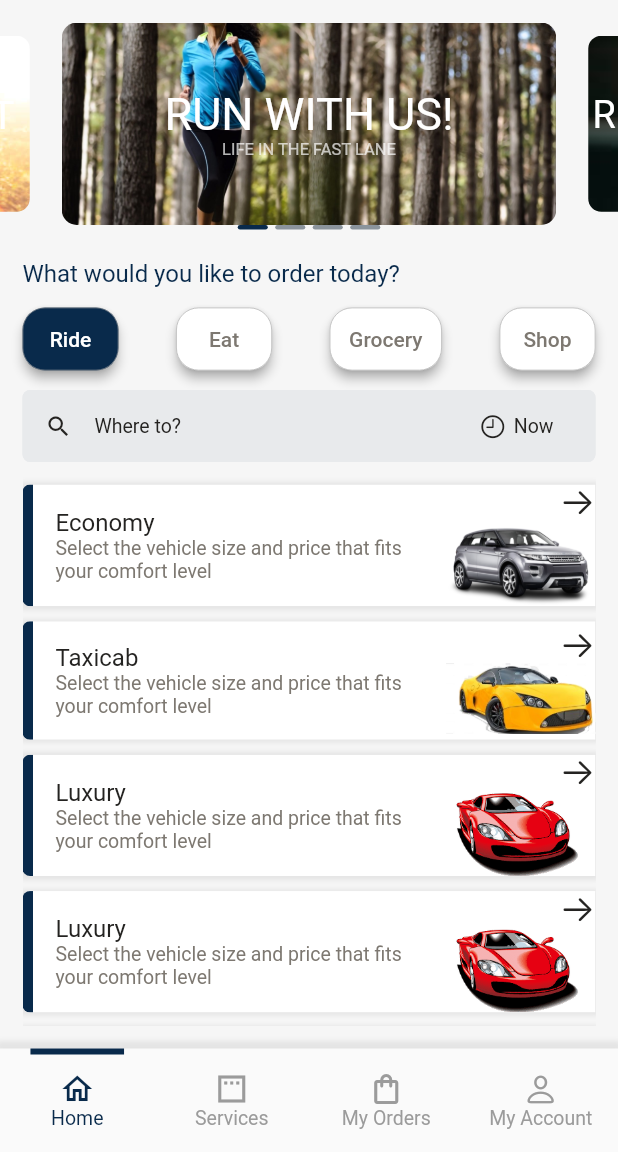
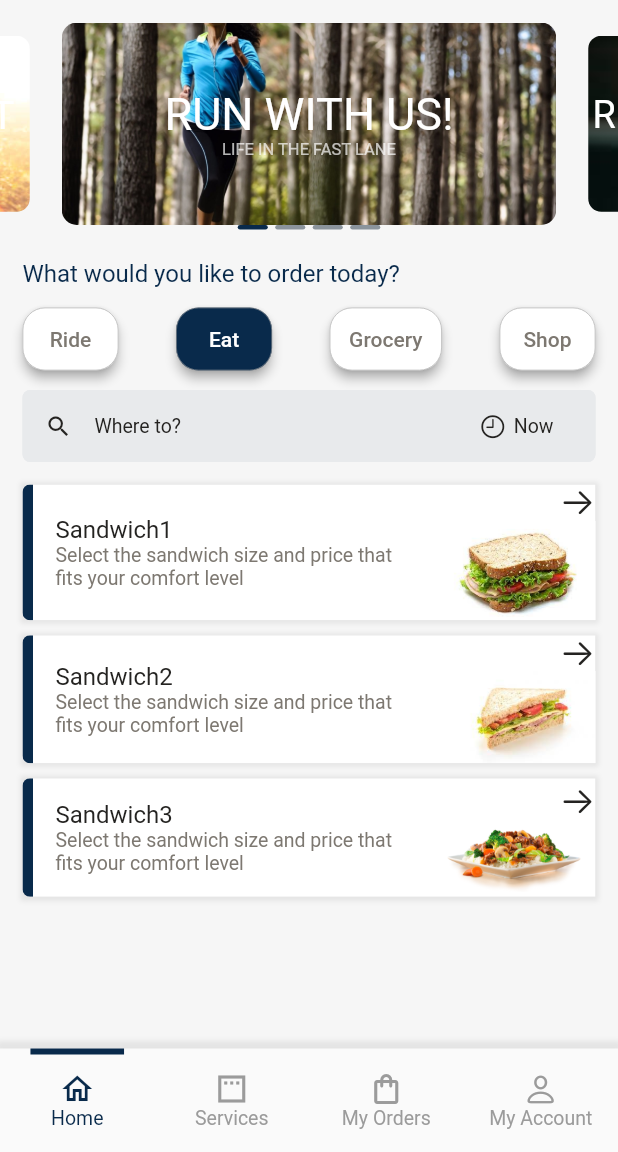
Before and after one commit to alexlozdev/flutter_sample_bloc, a Flutter app: the screen it shows after launch, after a tap on "Eat", on a phone screen of 412 x 824 dp, the part 84-1236 px from its top. Run offline on Flutter 3.47's test engine with Material 2 defaults, Android fonts, the phone set to English and light mode, and no system bars; drawn by our look-alikes of auto_size_text, carousel_indicator, carousel_slider; our stand-ins replace bloc, cached_network_image, calendar_date_picker2, equatable, flutter_bloc, get.

Commit message:
display goods according to the category using bloc

```diff
--- a/lib/const/constants.dart
+++ b/lib/const/constants.dart
@@ -58,11 +58,5 @@ class Constants {
   /// http url
   static const urlHttp = 'http';
 
-  /// category
-  static const String categoryRide = 'Ride';
-  static const String categoryEat = 'Eat';
-  static const String categoryGrocery = 'Grocery';
-  static const String categoryShop = 'Shop';
-
 
 }
--- a/lib/controller/home_controller.dart
+++ b/lib/controller/home_controller.dart
@@ -1,19 +1,11 @@
 import 'package:flutter_ui_test/model/portfolio.dart';
 import 'package:get/get.dart';
-
-import '../const/constants.dart';
-import '../model/good.dart';
 
 class HomeController extends GetxController {
 
   /// portfolios
   var portfolios = <Portfolio>[].obs;
 
-  /// goods
-  var goods = <Good>[].obs;
-
-  /// category
-  var selCategory = ''.obs;
 
   /// search key
   var searchKey = '';
@@ -30,42 +22,8 @@ class HomeController extends GetxController {
       const Portfolio(image: 'assets/images/portfolio4.jpg', comment1: 'STAY HAPPY, STAY FIT', comment2: 'FITNESS FOR EVERYONE'),
     ];
 
-    _initGoodRide();
 
-    selCategory.value = Constants.categoryRide;
   }
 
-  /// for test
-  _initGoodRide() {
-    goods.value = [
-      const Good(id: '', name: 'Economy', price: '', image: 'assets/images/car1.png', description: 'Select the vehicle size and price that fits your comfort level', ),
-      const Good(id: '', name: 'Taxicab', price: '', image: 'assets/images/car2.png', description: 'Select the vehicle size and price that fits your comfort level', ),
-      const Good(id: '', name: 'Luxury', price: '', image: 'assets/images/car3.png', description: 'Select the vehicle size and price that fits your comfort level', ),
-      const Good(id: '', name: 'Luxury', price: '', image: 'assets/images/car3.png', description: 'Select the vehicle size and price that fits your comfort level', ),
-      const Good(id: '', name: 'Luxury', price: '', image: 'assets/images/car3.png', description: 'Select the vehicle size and price that fits your comfort level', ),
-      const Good(id: '', name: 'Luxury', price: '', image: 'assets/images/car3.png', description: 'Select the vehicle size and price that fits your comfort level', ),
-    ];
-  }
 
-  /// for test
-  _initGoodEat() {
-    goods.value = [
-      const Good(id: '', name: 'Sandwich1', price: '', image: 'assets/images/eat1.png', description: 'Select the sandwich size and price that fits your comfort level', ),
-      const Good(id: '', name: 'Sandwich2', price: '', image: 'assets/images/eat2.png', description: 'Select the sandwich size and price that fits your comfort level', ),
-      const Good(id: '', name: 'Sandwich3', price: '', image: 'assets/images/eat3.png', description: 'Select the sandwich size and price that fits your comfort level', ),
-    ];
-  }
-
-  /// select good category
-  selectCategory(String category) {
-    selCategory.value = category;
-
-    if (category == Constants.categoryRide) {
-      _initGoodRide();
-    } else if (category == Constants.categoryEat) {
-      _initGoodEat();
-    } else {
-      goods.value = [];
-    }
-  }
 }
--- a/lib/main.dart
+++ b/lib/main.dart
@@ -2,6 +2,7 @@ import 'package:flutter/material.dart';
 import 'package:flutter_bloc/flutter_bloc.dart';
 import 'package:flutter_ui_test/screens/start/view/start.dart';
 
+import 'screens/home/bloc/home_bloc.dart';
 import 'screens/start/bloc/start_bloc.dart';
 
 void main() {
@@ -24,6 +25,9 @@ class MyApp extends StatelessWidget {
           BlocProvider(
             create: (_) => StartBloc(),
           ),
+          BlocProvider(
+            create: (_) => HomeBloc(),
+          ),
         ],
         child: const StartScreen(),
       ),
--- a/lib/screens/home/bloc/home_bloc.dart
+++ b/lib/screens/home/bloc/home_bloc.dart
@@ -1,20 +1,49 @@
 import 'package:bloc/bloc.dart';
 import 'package:equatable/equatable.dart';
-import 'package:flutter/cupertino.dart';
-import 'package:flutter/material.dart';
 
 import '../model/category.dart';
+import '../model/good.dart';
 
 part 'home_event.dart';
 part 'home_state.dart';
 
 class HomeBloc extends Bloc<HomeEvent, HomeState> {
-  HomeBloc() : super(HomeState.initial()) {
+  HomeBloc() : super(HomeState.initial(goods: _selectCategory(Category.ride))) {
 
     /// change selected page
     on<HomeCategoryChanged>((event, emit) {
-      emit(state.copyWith(category: state.category.copyWith(label: event.category.label,)));
+      final categoryLabel = event.category.label;
+      // get goods according to the category.
+      List<Good> goods = _selectCategory(categoryLabel);
+
+      emit(state.copyWith(
+        category: state.category.copyWith(label: event.category.label),
+        goods: goods,
+      ));
+
     });
+  }
 
+  /// select good category
+  static List<Good> _selectCategory(String category) {
+
+    if (category == Category.ride) {
+      return [
+        const Good(id: '', name: 'Economy', price: '', image: 'assets/images/car1.png', description: 'Select the vehicle size and price that fits your comfort level', ),
+        const Good(id: '', name: 'Taxicab', price: '', image: 'assets/images/car2.png', description: 'Select the vehicle size and price that fits your comfort level', ),
+        const Good(id: '', name: 'Luxury', price: '', image: 'assets/images/car3.png', description: 'Select the vehicle size and price that fits your comfort level', ),
+        const Good(id: '', name: 'Luxury', price: '', image: 'assets/images/car3.png', description: 'Select the vehicle size and price that fits your comfort level', ),
+        const Good(id: '', name: 'Luxury', price: '', image: 'assets/images/car3.png', description: 'Select the vehicle size and price that fits your comfort level', ),
+        const Good(id: '', name: 'Luxury', price: '', image: 'assets/images/car3.png', description: 'Select the vehicle size and price that fits your comfort level', ),
+      ];
+    } else if (category == Category.eat) {
+      return [
+        const Good(id: '', name: 'Sandwich1', price: '', image: 'assets/images/eat1.png', description: 'Select the sandwich size and price that fits your comfort level', ),
+        const Good(id: '', name: 'Sandwich2', price: '', image: 'assets/images/eat2.png', description: 'Select the sandwich size and price that fits your comfort level', ),
+        const Good(id: '', name: 'Sandwich3', price: '', image: 'assets/images/eat3.png', description: 'Select the sandwich size and price that fits your comfort level', ),
+      ];
+    } else {
+      return [];
+    }
   }
 }
--- a/lib/screens/home/bloc/home_state.dart
+++ b/lib/screens/home/bloc/home_state.dart
@@ -4,14 +4,23 @@ part of 'home_bloc.dart';
 final class HomeState extends Equatable {
   final Category category;
 
-  const HomeState({required this.category});
+  final List<Good> goods;
 
-  HomeState.initial()
-      : this(category: Category.all[0]);
+  const HomeState({
+    required this.category,
+    required this.goods,
+  });
 
-  HomeState copyWith({Category? category}) {
+  HomeState.initial({List<Good>? goods})
+      : this(category: Category.all[0], goods: goods ?? []);
+
+  HomeState copyWith({
+    Category? category,
+    List<Good>? goods,
+  }) {
     return HomeState(
-        category: category ?? this.category
+        category: category ?? this.category,
+        goods: goods ?? this.goods,
     );
   }
 
--- a/lib/screens/home/home.dart
+++ /dev/null
@@ -1,123 +0,0 @@
-import 'package:flutter/material.dart';
-
-import '../../const/constants.dart';
-import '../../model/good.dart';
-import '../../model/portfolio.dart';
-import '../../widgets/common/text/common_auto_label.dart';
-import '../../widgets/common/text_field/common_text_field_search.dart';
-import 'model/category.dart';
-import 'widgets/PortfolioSlider.dart';
-import 'widgets/category_button.dart';
-import 'widgets/good_box.dart';
-
-class HomeScreen extends StatelessWidget {
-
-  final List<Portfolio> portfolios;
-
-  /// selected category
-  final String category;
-
-  /// callback when selecting category
-  final Function(String category)? onCategory;
-
-  /// good list
-  final List<Good> goods;
-
-  /// search key
-  final String searchKey;
-
-  /// callback when changed search key
-  final Function(String searchKey, bool needUpdate)? onChangedSearchKey;
-
-  /// callback when press search
-  final Function()? onSearch;
-
-  const HomeScreen({
-    super.key,
-    required this.portfolios,
-    required this.category,
-    this.onCategory,
-    required this.goods,
-    required this.searchKey,
-    this.onChangedSearchKey,
-    this.onSearch,
-  });
-
-  @override
-  Widget build(BuildContext context) {
-
-
-    return Column(
-      children: [
-        // slider
-        PortfolioSlider(items: portfolios,),
-        Expanded(
-          child: Container(
-            margin: const EdgeInsets.symmetric(horizontal: Constants.screenPaddingH),
-            child: Column(
-              mainAxisAlignment: MainAxisAlignment.start,
-              crossAxisAlignment: CrossAxisAlignment.start,
-              children: [
-                const SizedBox(height: Constants.widgetSpaceV * 2,),
-                // what would you like
-                const CommonAutoLabel(
-                  'What would you like to order today?',
-                  color: Constants.fgPrimary,
-                  fontSize: Constants.fntBigSize,
-                ),
-                const SizedBox(height: Constants.widgetSpaceV,),
-                // category
-                Row(
-                  mainAxisAlignment: MainAxisAlignment.spaceBetween,
-                  children: Category.all.map((entry) {
-                    return CategoryButton(
-                      text: entry.label,
-                      selected: isSelCategory(entry.label),
-                      onPressed: () {
-                        if (onCategory != null) {
-                          onCategory!(entry.label);
-                        }
-                      },
-                    );
-                  }).toList(),
-                ),
-                const SizedBox(height: Constants.widgetSpaceV,),
-                // search
-                CommonTextFieldSearch(
-                  selValue: searchKey,
-                  onChanged: onChangedSearchKey,
-                  onSearch: onSearch,
-                ),
-                const SizedBox(height: Constants.widgetSpaceV,),
-                // good list
-                Expanded(
-                  child: SingleChildScrollView(
-                    child: Column(
-                      children: goods.map((entry) {
-                        return GoodBox(
-                          good: entry,
-                        );
-                      }).toList(),
-                    ),
-                  ),
-                ),
-
-              ],
-            ),
-          ),
-        ),
-      ],
-    );
-  }
-
-  /// check if category is checked or not
-  bool isSelCategory(String item) {
-
-    if (category == item) {
-      return true;
-    }
-
-    return false;
-  }
-
-}
--- a/lib/screens/home/model/category.dart
+++ b/lib/screens/home/model/category.dart
@@ -1,5 +1,3 @@
-import 'package:flutter/cupertino.dart';
-import 'package:flutter/material.dart';
 import 'package:equatable/equatable.dart';
 
 final class Category extends Equatable {
--- /dev/null
+++ b/lib/screens/home/view/home.dart
@@ -0,0 +1,105 @@
+import 'package:flutter/material.dart';
+import 'package:flutter_bloc/flutter_bloc.dart';
+
+import '../../../const/constants.dart';
+import '../../../model/portfolio.dart';
+import '../../../widgets/common/text/common_auto_label.dart';
+import '../../../widgets/common/text_field/common_text_field_search.dart';
+import '../bloc/home_bloc.dart';
+import '../model/category.dart';
+import 'widgets/category_button.dart';
+import 'widgets/good_box.dart';
+import 'widgets/portfolio_slider.dart';
+
+class HomeScreen extends StatelessWidget {
+
+  final List<Portfolio> portfolios;
+
+  /// search key
+  final String searchKey;
+
+  /// callback when changed search key
+  final Function(String searchKey, bool needUpdate)? onChangedSearchKey;
+
+  /// callback when press search
+  final Function()? onSearch;
+
+  const HomeScreen({
+    super.key,
+    required this.portfolios,
+    required this.searchKey,
+    this.onChangedSearchKey,
+    this.onSearch,
+  });
+
+
+  @override
+  Widget build(BuildContext context) {
+
+    return BlocBuilder<HomeBloc, HomeState>(
+      builder: (context, state) {
+        return Column(
+          children: [
+            // slider
+            PortfolioSlider(items: portfolios,),
+            Expanded(
+              child: Container(
+                margin: const EdgeInsets.symmetric(horizontal: Constants.screenPaddingH),
+                child: Column(
+                  mainAxisAlignment: MainAxisAlignment.start,
+                  crossAxisAlignment: CrossAxisAlignment.start,
+                  children: [
+                    const SizedBox(height: Constants.widgetSpaceV * 2,),
+                    // what would you like
+                    const CommonAutoLabel(
+                      'What would you like to order today?',
+                      color: Constants.fgPrimary,
+                      fontSize: Constants.fntBigSize,
+                    ),
+                    const SizedBox(height: Constants.widgetSpaceV,),
+                    // category
+                    Row(
+                      mainAxisAlignment: MainAxisAlignment.spaceBetween,
+                      children: Category.all.map((entry) {
+                        return CategoryButton(
+                          text: entry.label,
+                          selected: state.category.label ==entry.label,
+                          onPressed: () {
+                            context.read<HomeBloc>().add(HomeCategoryChanged(entry));
+                          },
+                        );
+                      }).toList(),
+                    ),
+                    const SizedBox(height: Constants.widgetSpaceV,),
+                    // search
+                    CommonTextFieldSearch(
+                      selValue: searchKey,
+                      onChanged: onChangedSearchKey,
+                      onSearch: onSearch,
+                    ),
+                    const SizedBox(height: Constants.widgetSpaceV,),
+                    // good list
+                    Expanded(
+                      child: SingleChildScrollView(
+                        child: Column(
+                          children: state.goods.map((entry) {
+                            return GoodBox(
+                              good: entry,
+                            );
+                          }).toList(),
+                        ),
+                      ),
+                    ),
+
+                  ],
+                ),
+              ),
+            ),
+          ],
+        );
+      },
+    );
+
+  }
+
+}
--- a/lib/screens/start/bloc/start_bloc.dart
+++ b/lib/screens/start/bloc/start_bloc.dart
@@ -1,7 +1,5 @@
 import 'package:bloc/bloc.dart';
 import 'package:equatable/equatable.dart';
-import 'package:flutter/cupertino.dart';
-import 'package:flutter/material.dart';
 
 import '../model/page_item.dart';
 
--- a/lib/screens/start/model/page_item.dart
+++ b/lib/screens/start/model/page_item.dart
@@ -1,6 +1,6 @@
+import 'package:equatable/equatable.dart';
 import 'package:flutter/cupertino.dart';
 import 'package:flutter/material.dart';
-import 'package:equatable/equatable.dart';
 
 final class PageItem extends Equatable {
 
--- a/lib/screens/start/view/bottom_bar.dart
+++ b/lib/screens/start/view/bottom_bar.dart
@@ -3,7 +3,6 @@
 import 'package:flutter/material.dart';
 
 import '../../../const/constants.dart';
-import '../bloc/start_bloc.dart';
 import '../../../widgets/common/inkwell/common_inkwell.dart';
 import '../../../widgets/common/text/common_label.dart';
 import '../model/page_item.dart';
--- a/lib/screens/start/view/start.dart
+++ b/lib/screens/start/view/start.dart
@@ -2,7 +2,7 @@ import 'package:flutter/cupertino.dart';
 import 'package:flutter/material.dart';
 import 'package:flutter/services.dart';
 import 'package:flutter_bloc/flutter_bloc.dart';
-import 'package:flutter_ui_test/screens/home/home.dart';
+import 'package:flutter_ui_test/screens/home/view/home.dart';
 import 'package:get/get.dart';
 
 import '../../../const/constants.dart';
@@ -10,10 +10,10 @@ import '../../../controller/home_controller.dart';
 import '../../../controller/user_controller.dart';
 import '../../../model/basket.dart';
 import '../../../widgets/common/app_bar/common_app_bar.dart';
+import '../../../widgets/common/scaffold/common_screen.dart';
+import '../bloc/start_bloc.dart';
 import '../model/page_item.dart';
 import 'bottom_bar.dart';
-import '../../../widgets/common/scaffold/common_screen.dart';
-import '../bloc/start_bloc.dart';
 
 class StartScreen extends StatefulWidget {
 
@@ -84,11 +84,6 @@ class _StartScreenState extends State<StartScreen> {
     if (pageName == PageItem.home) {
       return HomeScreen(
         portfolios: _homeController.portfolios,
-        category: _homeController.selCategory.value,
-        onCategory: (value) {
-          _homeController.selectCategory(value);
-        },
-        goods: _homeController.goods,
         searchKey: _homeController.dispSearchKey.value,
         onChangedSearchKey: (value, needUpdate) {
           if (needUpdate) {
```
Also changed, not shown: lib/screens/home/view/widgets/good_box.dart (renamed from lib/screens/home/widgets/good_box.dart, +4 -4 lines), lib/screens/home/view/widgets/portfolio_slider.dart (renamed from lib/screens/home/widgets/PortfolioSlider.dart, +4 -4 lines), lib/screens/home/model/good.dart (renamed from lib/model/good.dart), lib/screens/home/view/widgets/category_button.dart (renamed from lib/screens/home/widgets/category_button.dart).
